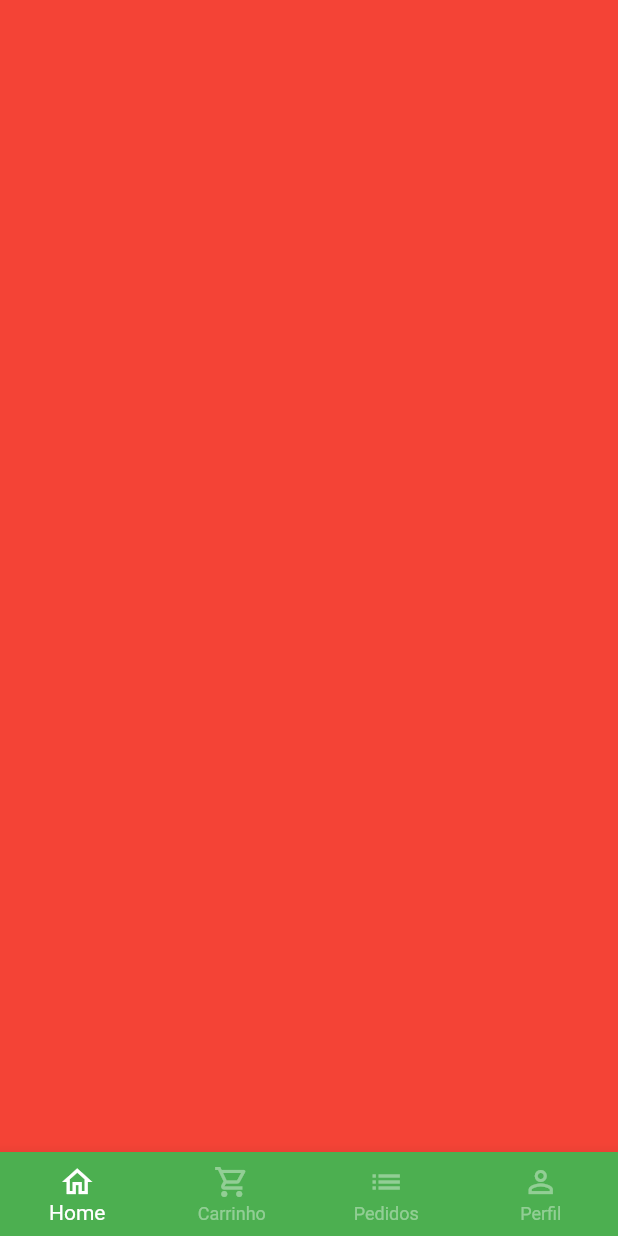
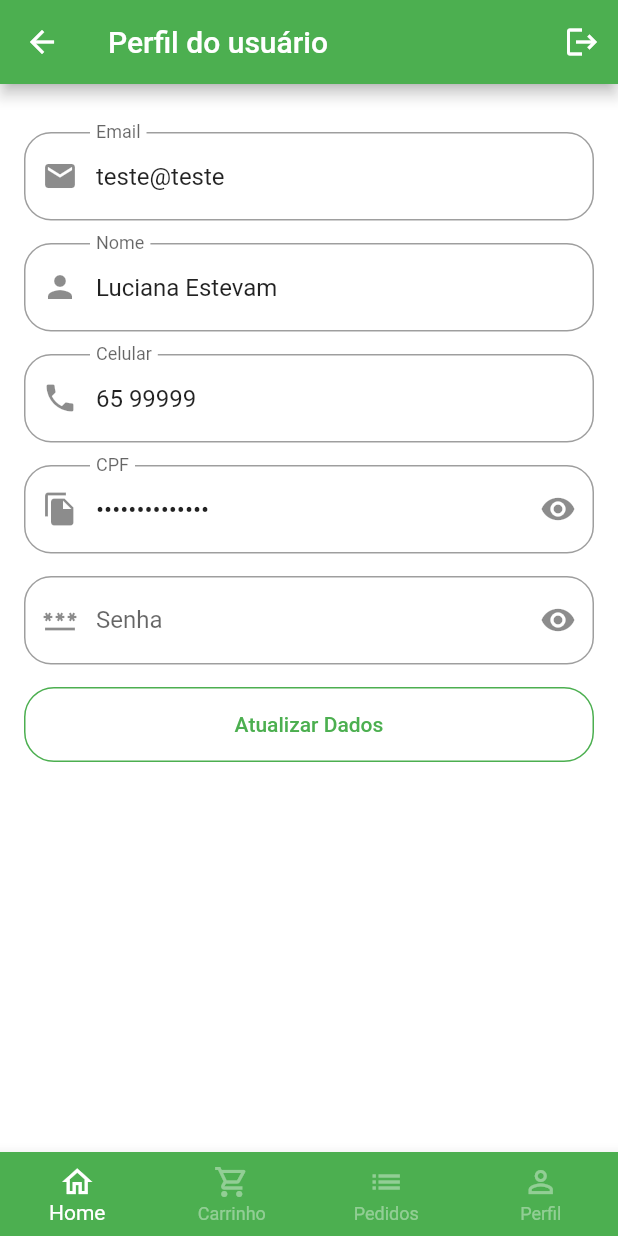
Before and after one commit to luestevam/greengocer, a Flutter app: the BaseScreen screen opened directly, swiped to page 4, on a phone screen of 412 x 824 dp. Run offline on Flutter 3.47's test engine with Material 2 defaults, Android fonts, the phone set to English and light mode, and no system bars; our stand-ins replace animated_text_kit, badges, mask_text_input_formatter.

Commit message:
🚧 profile in progrss

```diff
--- a/lib/src/config/app_data.dart
+++ b/lib/src/config/app_data.dart
@@ -1,5 +1,6 @@
 import 'package:greengocer/src/models/cart_item_model.dart';
 import 'package:greengocer/src/models/item_model.dart';
+import 'package:greengocer/src/models/user_model.dart';
 
 ItemModel apple = ItemModel(
   description:
@@ -87,3 +88,10 @@
     quantity: 2,
   ),
 ];
+
+UserModel user = UserModel(
+    name: 'Luciana Estevam',
+    email: 'teste@teste',
+    phone: "65 99999",
+    cpf: "999.999.999-99",
+    password: "");
--- /dev/null
+++ b/lib/src/models/user_model.dart
@@ -0,0 +1,15 @@
+class UserModel {
+  String name;
+  String email;
+  String phone;
+  String cpf;
+  String password;
+
+  UserModel({
+    required this.name,
+    required this.email,
+    required this.phone,
+    required this.cpf,
+    required this.password,
+  });
+}
--- /dev/null
+++ b/lib/src/pages/auth/profile_tab.dart
@@ -0,0 +1,171 @@
+import 'package:flutter/material.dart';
+import 'package:greengocer/src/pages/commons_widgets/custom_text_field.dart';
+import 'package:greengocer/src/config/app_data.dart' as appData;
+
+class ProfileTab extends StatefulWidget {
+  const ProfileTab({super.key});
+
+  @override
+  State<ProfileTab> createState() => _ProfileTabState();
+}
+
+class _ProfileTabState extends State<ProfileTab> {
+  @override
+  Widget build(BuildContext context) {
+    return Scaffold(
+      appBar: AppBar(
+        title: const Text('Perfil do usuário'),
+        actions: [
+          IconButton(
+            onPressed: () {},
+            icon: const Icon(
+              Icons.logout,
+            ),
+          ),
+        ],
+      ),
+      body: ListView(
+        physics: const BouncingScrollPhysics(),
+        padding: const EdgeInsets.fromLTRB(16, 32, 16, 16),
+        children: [
+          //Email
+          CustomTextField(
+            readOnly: true,
+            initialValue: appData.user.email,
+            icon: Icons.email,
+            label: 'Email',
+          ),
+          //Nome
+          CustomTextField(
+            readOnly: true,
+            initialValue: appData.user.name,
+            icon: Icons.person,
+            label: 'Nome',
+          ),
+
+          //Celular
+          CustomTextField(
+            readOnly: true,
+            initialValue: appData.user.phone,
+            icon: Icons.phone,
+            label: 'Celular',
+          ),
+
+          //CPF
+          CustomTextField(
+            readOnly: true,
+            initialValue: appData.user.cpf,
+            icon: Icons.file_copy,
+            label: 'CPF',
+            isSecret: true,
+          ),
+
+          //Senha
+          CustomTextField(
+            readOnly: false,
+            initialValue: appData.user.password,
+            icon: Icons.password,
+            label: 'Senha',
+            isSecret: true,
+          ),
+
+          //atualiar senha
+          SizedBox(
+            height: 50,
+            child: OutlinedButton(
+              style: OutlinedButton.styleFrom(
+                side: const BorderSide(color: Colors.green),
+                shape: RoundedRectangleBorder(
+                  borderRadius: BorderRadius.circular(20),
+                ),
+              ),
+              onPressed: () {
+                updatePassword();
+              },
+              child: const Text('Atualizar Dados'),
+            ),
+          ),
+        ],
+      ),
+    );
+  }
+
+  Future<bool?> updatePassword() {
+    return showDialog(
+      context: context,
+      builder: (context) {
+        return Dialog(
+          shape: RoundedRectangleBorder(
+            borderRadius: BorderRadius.circular(20),
+          ),
+          child: Stack(
+            children: [
+              Padding(
+                padding: const EdgeInsets.all(8.0),
+                child: Column(
+                  crossAxisAlignment: CrossAxisAlignment.stretch,
+                  mainAxisSize: MainAxisSize.min,
+                  children: [
+                    const Padding(
+                      padding: EdgeInsets.symmetric(vertical: 10),
+                      child: Text(
+                        'Atualização de senha',
+                        textAlign: TextAlign.center,
+                        style: TextStyle(
+                          fontSize: 18,
+                          fontWeight: FontWeight.bold,
+                        ),
+                      ),
+                    ),
+                    const CustomTextField(
+                      isSecret: true,
+                      icon: Icons.lock,
+                      label: 'Senha Atual',
+                    ),
+                    const CustomTextField(
+                      isSecret: true,
+                      icon: Icons.lock_outline,
+                      label: 'Nova Senha',
+                    ),
+                    const CustomTextField(
+                      isSecret: true,
+                      icon: Icons.lock_outline,
+                      label: 'Confirmar nova Senha',
+                    ),
+                    //botao de confirmacao
+
+                    SizedBox(
+                      child: ElevatedButton(
+                        style: ElevatedButton.styleFrom(
+                          shape: RoundedRectangleBorder(
+                            borderRadius: BorderRadius.circular(
+                              20,
+                            ),
+                          ),
+                        ),
+                        onPressed: () {},
+                        child: const Text(
+                          'Atualizar',
+                        ),
+                      ),
+                    ),
+                  ],
+                ),
+              ),
+              Positioned(
+                top: 5,
+                right: 5,
+                child: IconButton(
+                  onPressed: () {
+                    Navigator.of(context).pop();
+                  },
+                  icon: const Icon(Icons.close),
+                ),
+              ),
+            ],
+          ),
+        );
+      },
+    );
+  }
+}
--- a/lib/src/pages/base/base_screen.dart
+++ b/lib/src/pages/base/base_screen.dart
@@ -1,4 +1,5 @@
 import 'package:flutter/material.dart';
+import 'package:greengocer/src/pages/auth/profile_tab.dart';
 import 'package:greengocer/src/pages/cart/car_tab.dart';
 import 'package:greengocer/src/pages/home/homem_tab.dart';
 
@@ -21,9 +22,9 @@
         controller: pageController,
         children: [
           const HomeTab(),
-          CartTab(),
-          Container(color: Colors.grey),
+          const CartTab(),
           Container(color: Colors.red),
+          const ProfileTab(),
         ],
       ),
       bottomNavigationBar: BottomNavigationBar(
--- a/lib/src/pages/commons_widgets/custom_text_field.dart
+++ b/lib/src/pages/commons_widgets/custom_text_field.dart
@@ -6,14 +6,18 @@
   final String label;
   final bool isSecret;
   final List<TextInputFormatter>? inputFormatters;
+  final String? initialValue;
+  final bool readOnly;
 
-  const CustomTextField({
-    Key? key,
-    required this.icon,
-    required this.label,
-    this.isSecret = false,
-    this.inputFormatters,
-  }) : super(key: key);
+  const CustomTextField(
+      {Key? key,
+      required this.icon,
+      required this.label,
+      this.isSecret = false,
+      this.inputFormatters,
+      this.initialValue,
+      this.readOnly = false})
+      : super(key: key);
 
   @override
   State<CustomTextField> createState() => _CustomTextFieldState();
@@ -33,6 +37,8 @@
     return Padding(
       padding: const EdgeInsets.only(bottom: 15),
       child: TextFormField(
+        readOnly: widget.readOnly,
+        initialValue: widget.initialValue,
         inputFormatters: widget.inputFormatters,
         obscureText: isObscure,
         decoration: InputDecoration(
```
